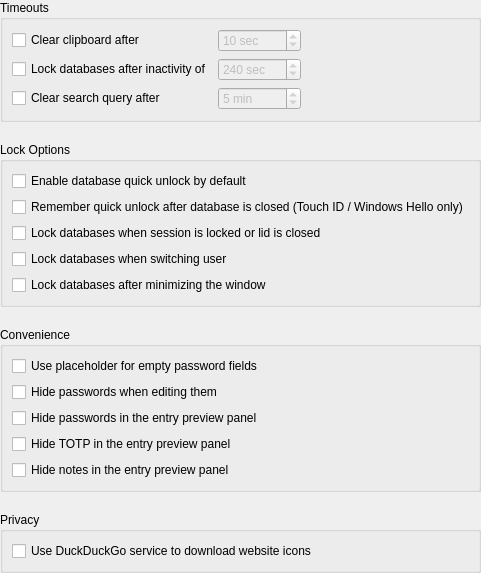
The window that src/gui/ApplicationSettingsWidgetSecurity.ui (KUAILESHANGWEI/keepassxc) describes before a commit, drawn with Qt 5.
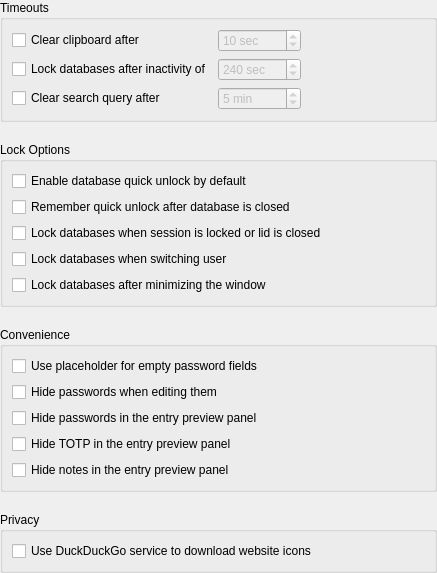
The same window after the commit.

What changed in the file:
```diff
--- a/src/gui/ApplicationSettingsWidgetSecurity.ui
+++ b/src/gui/ApplicationSettingsWidgetSecurity.ui
@@ -178,7 +178,7 @@
          <string>Quick unlock can only be remembered when using Touch ID or Windows Hello</string>
         </property>
         <property name="text">
-         <string>Remember quick unlock after database is closed (Touch ID / Windows Hello only)</string>
+         <string>Remember quick unlock after database is closed</string>
         </property>
        </widget>
       </item>
```
Left out of the diff: 3 changed lines with no effect on the pictures.
